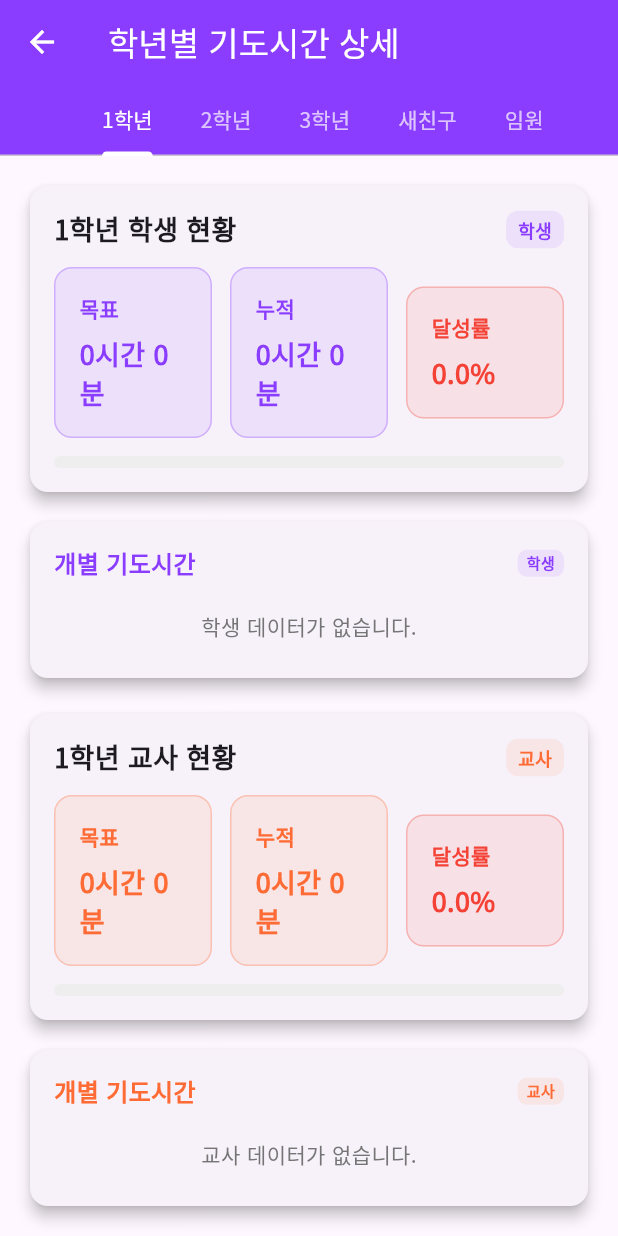
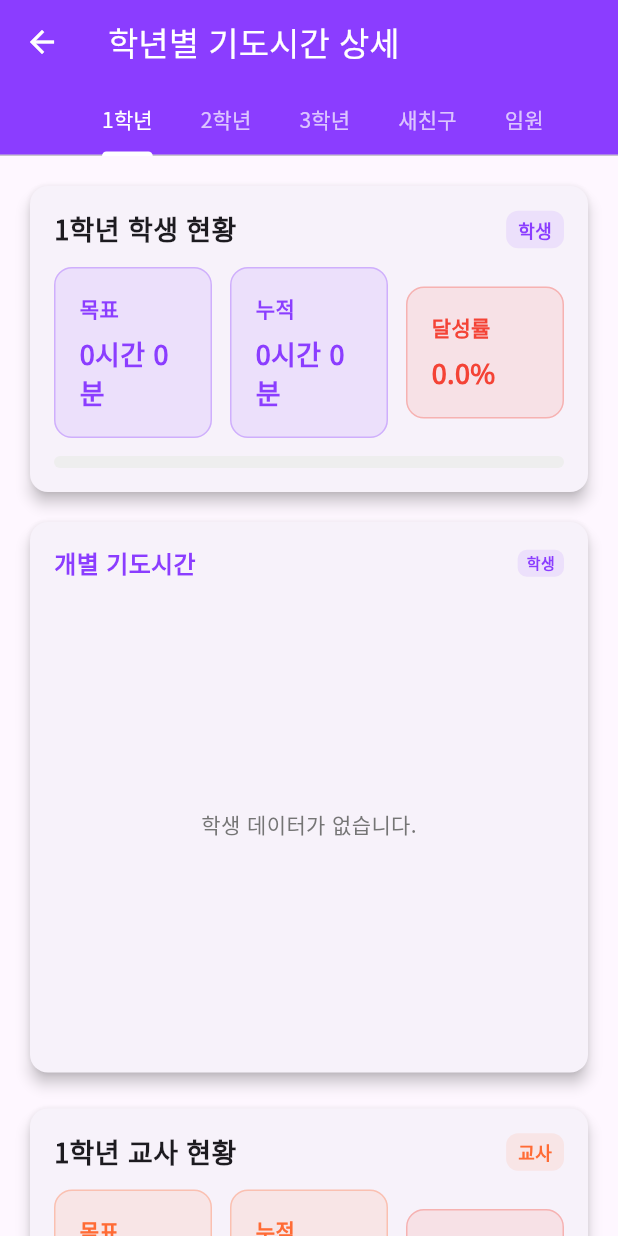
Before and after one commit to truelightn/check_bible, a Flutter app: the GradePrayerDetailScreen screen opened directly, on a phone screen of 412 x 824 dp. Run offline on Flutter 3.47's test engine with Material 3 defaults, Android fonts, the phone set to English and light mode, and no system bars; our stand-ins replace cloud_firestore, firebase_core, fl_chart, get, get_storage; accounts and stored records are empty; generated files the repository leaves out were written again.

Commit message:
개별 시간 안보이는 이슈 수정

```diff
--- a/lib/pray/grade_prayer_detail_screen.dart
+++ b/lib/pray/grade_prayer_detail_screen.dart
@@ -45,21 +45,24 @@ class GradePrayerDetailScreen extends StatelessWidget {
 
     if (currentUserType == '학생') {
       // 학생 로그인시: 학생만 표시
-      return _buildSingleUserTypeTab(grade, '학생');
+      return SingleChildScrollView(
+        child: Padding(
+          padding: const EdgeInsets.all(16.0),
+          child: _buildSingleUserTypeTab(grade, '학생'),
+        ),
+      );
     } else {
       // 교사 로그인시: 학생과 교사 분리해서 표시
-      return Padding(
+      return SingleChildScrollView(
+        child: Padding(
           padding: const EdgeInsets.all(16.0),
           child: Column(
             children: [
-            Expanded(
-              child: _buildSingleUserTypeTab(grade, '학생'),
+              _buildSingleUserTypeTab(grade, '학생'),
+              const SizedBox(height: 16),
+              _buildSingleUserTypeTab(grade, '교사'),
+            ],
           ),
-            const SizedBox(height: 16),
-            Expanded(
-              child: _buildSingleUserTypeTab(grade, '교사'),
-            ),
-          ],
         ),
       );
     }
@@ -184,8 +187,7 @@ class GradePrayerDetailScreen extends StatelessWidget {
                   ),
                 ),
                 const SizedBox(height: 12),
-                Expanded(
-                  child: Card(
+                Card(
                   elevation: 4,
                   shape: RoundedRectangleBorder(
                     borderRadius: BorderRadius.circular(12),
@@ -224,7 +226,8 @@ class GradePrayerDetailScreen extends StatelessWidget {
                           ],
                         ),
                         const SizedBox(height: 12),
-                          Expanded(
+                        Container(
+                          height: 300, // 약 6명 정도가 보이도록 높이 제한
                           child: FutureBuilder<List<Map<String, dynamic>>>(
                             future: prayerTimeController.getStudentsByGradeAndSpecificType(grade, targetUserType),
                             builder: (context, snapshot) {
@@ -250,21 +253,21 @@ class GradePrayerDetailScreen extends StatelessWidget {
 
                                   return ListTile(
                                     dense: true,
-                                      contentPadding: const EdgeInsets.symmetric(horizontal: 8, vertical: 2),
+                                    contentPadding: const EdgeInsets.symmetric(horizontal: 8, vertical: 1),
                                     title: Text(
                                       student['name'],
                                       style: const TextStyle(
                                         fontWeight: FontWeight.bold,
-                                          fontSize: 14,
+                                        fontSize: 13,
                                       ),
                                     ),
                                     subtitle: Text(
                                       '${student['hours']}시간 ${student['minutes']}분',
-                                        style: const TextStyle(fontSize: 12),
+                                      style: const TextStyle(fontSize: 11),
                                     ),
                                     trailing: Container(
-                                        width: 30,
-                                        height: 30,
+                                      width: 25,
+                                      height: 25,
                                       child: CircularProgressIndicator(
                                         value: student['progressPercentage'],
                                         backgroundColor: Colors.grey[200],
@@ -285,7 +288,6 @@ class GradePrayerDetailScreen extends StatelessWidget {
                           ),
                         ),
                       ],
-                      ),
                     ),
                   ),
                 ),
```
Lines whose indentation alone changed are shown as unchanged.
